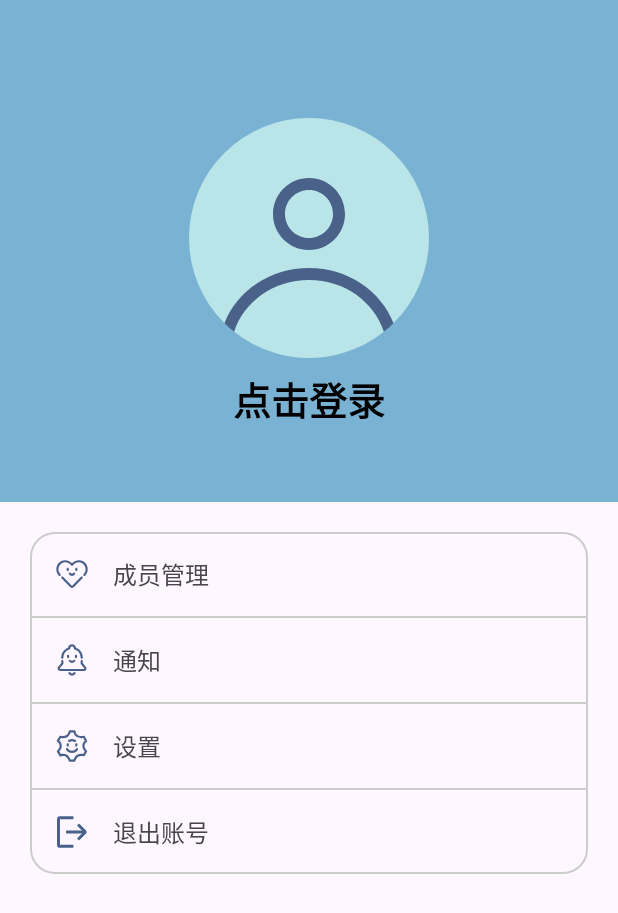
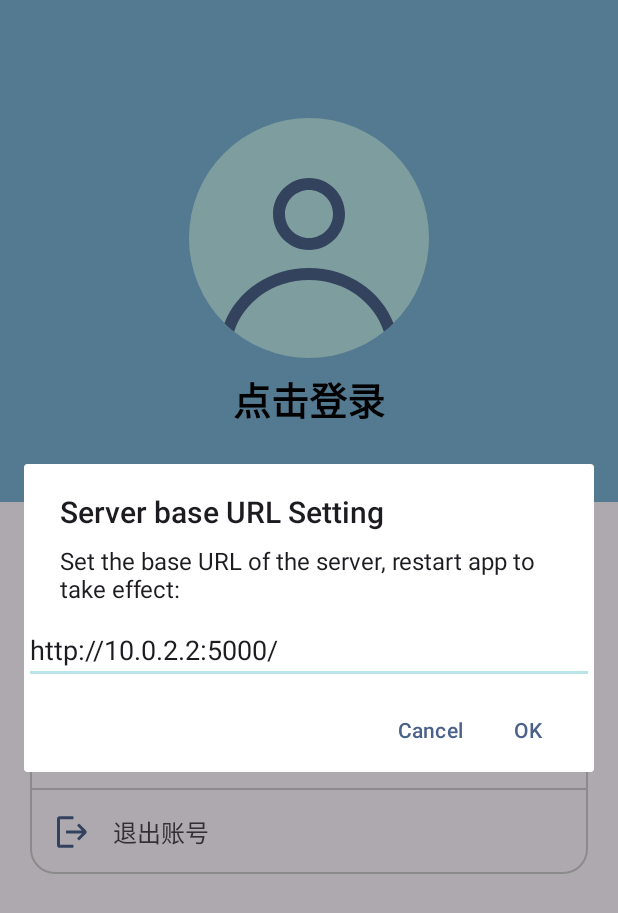
Before and after one commit to android-app-development-course/2024-Autumn-Aberdeen-6-MediCare, an Android app: the fragment MeFragment shown on its own in the app's theme, after a tap on "设置", on a phone screen of 412 x 824 dp. Shown: the top 913 px of the screen. Run offline under Robolectric (Android 15) with nearby library versions, the phone set to English and light mode, and no system bars; network calls fail.

Commit message:
点击设置时弹出服务器 IP 地址设置，允许设置服务器地址

```diff
--- a/app/src/main/java/com/appdev/medicare/MeFragment.kt
+++ b/app/src/main/java/com/appdev/medicare/MeFragment.kt
@@ -2,6 +2,7 @@ package com.appdev.medicare
 
 
 import android.app.AlertDialog
+import android.content.Context
 import android.content.Intent
 import android.os.Bundle
 import android.util.Log
@@ -11,6 +12,7 @@ import android.view.ViewGroup
 import android.widget.Toast
 import androidx.fragment.app.Fragment
 import com.appdev.medicare.databinding.FragmentMeBinding
+import com.appdev.medicare.utils.buildInputAlertDialog
 
 
 class MeFragment : Fragment() {
@@ -35,29 +37,53 @@ class MeFragment : Fragment() {
                 startActivity(intent)
                 // 登录成功后 text 更换为用户名 + 欢迎语
             } else {
-                Toast.makeText(requireContext(), "已登录，点击可查看个人信息", Toast.LENGTH_SHORT).show()
+                Toast.makeText(requireContext(), "已登录，点击可查看个人信息", Toast.LENGTH_SHORT)
+                    .show()
             }
         }
 
         val llMemberManagement = binding.memberArea
         llMemberManagement.setOnClickListener {
-            Log.d("MeFragment","Member clicked")
+            Log.d("MeFragment", "Member clicked")
 //            val intent = Intent(requireContext(), MemberManagementActivity::class.java)
 //            startActivity(intent)
         }
 
         val llNotification = binding.notificationArea
         llNotification.setOnClickListener {
-            Log.d("MeFragment","Notification clicked")
+            Log.d("MeFragment", "Notification clicked")
 //            val intent = Intent(requireContext(), NotificationActivity::class.java)
 //            startActivity(intent)
         }
 
         val llSettings = binding.settingsArea
         llSettings.setOnClickListener {
-            Log.d("MeFragment","Settings clicked")
-//            val intent = Intent(requireContext(), SettingsActivity::class.java)
-//            startActivity(intent)
+            val mainContext = requireContext()
+            val preferences = mainContext.getSharedPreferences("MediCare", Context.MODE_PRIVATE)
+            val serverBaseUrl = preferences.getString(
+                "serverBaseUrl",
+                "http://10.0.2.2:5000/"
+            ) as String
+
+            Log.d("MeFragment", "Settings clicked")
+            buildInputAlertDialog(
+                mainContext,
+                mainContext.getString(R.string.serverBaseUrl),
+                mainContext.getString(R.string.serverBaseUrlDes),
+                serverBaseUrl
+            ) { baseUrl, dialog ->
+                val editor = preferences.edit()
+                editor.putString("serverBaseUrl", baseUrl)
+                editor.apply()
+                Log.d("MeFragment", "Server base URL set to $baseUrl")
+                dialog.dismiss()
+                Toast.makeText(
+                    mainContext,
+                    mainContext.getString(R.string.restartToTakeEffect),
+                    Toast.LENGTH_SHORT
+                ).show()
+            }
+                .show()
         }
 
         val llLogout = binding.logoutArea
--- /dev/null
+++ b/app/src/main/java/com/appdev/medicare/utils/InputDialogBuilder.kt
@@ -0,0 +1,37 @@
+package com.appdev.medicare.utils
+
+import android.content.Context
+import android.content.DialogInterface
+import android.text.TextUtils
+import android.widget.EditText
+import androidx.appcompat.app.AlertDialog
+import com.appdev.medicare.R
+
+fun buildInputAlertDialog(
+    context: Context,
+    title: String,
+    message: String,
+    defaultText: String = "",
+    onPositiveButtonClick: (inputText: String, dialog: DialogInterface) -> Unit
+): AlertDialog {
+    val dialogView = EditText(context)
+
+    dialogView.setText(defaultText)
+
+    val dialog = AlertDialog.Builder(context)
+        .setTitle(title)
+        .setMessage(message)
+        .setView(dialogView)
+        .setPositiveButton(context.getString(R.string.ok)) { dialog, _ ->
+            val input = dialogView.text.toString().trim()
+            if (!TextUtils.isEmpty(input)) {
+                onPositiveButtonClick(input, dialog)
+            }
+        }
+        .setNegativeButton(context.getString(R.string.cancel)) { dialog, _ ->
+            dialog.dismiss()
+        }
+        .create()
+
+    return dialog
+}
--- a/app/src/main/res/values/strings.xml
+++ b/app/src/main/res/values/strings.xml
@@ -6,6 +6,7 @@
     <string name="register">Register</string>
     <string name="confirmPassword">Confirm Password</string>
     <string name="ok">OK</string>
+    <string name="cancel">Cancel</string>
     <string name="registerFailed">Register Failed</string>
     <string name="registerSuccess">Register success</string>
     <string name="usernameAlreadyExist">Username already exist</string>
@@ -15,4 +16,7 @@
     <string name="loginSuccess">Login success</string>
     <string name="invalidUsernameOrPassword">Invalid username or password.</string>
     <string name="loginExpired">Login status has expired, please login again.</string>
+    <string name="serverBaseUrl">Server base URL Setting</string>
+    <string name="serverBaseUrlDes">Set the base URL of the server, restart app to take effect:</string>
+    <string name="restartToTakeEffect">Restart the app to take effect.</string>
 </resources>
```
Also changed, not shown: app/src/main/java/com/appdev/medicare/api/RetrofitClient.kt (+16 -9 lines).
